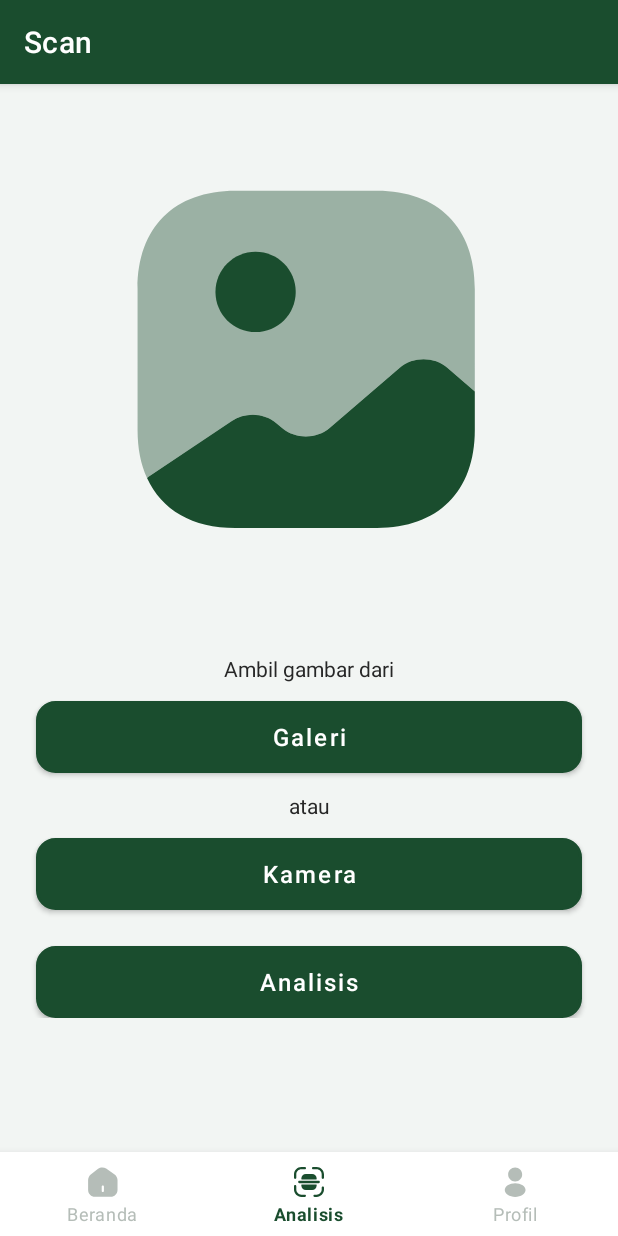
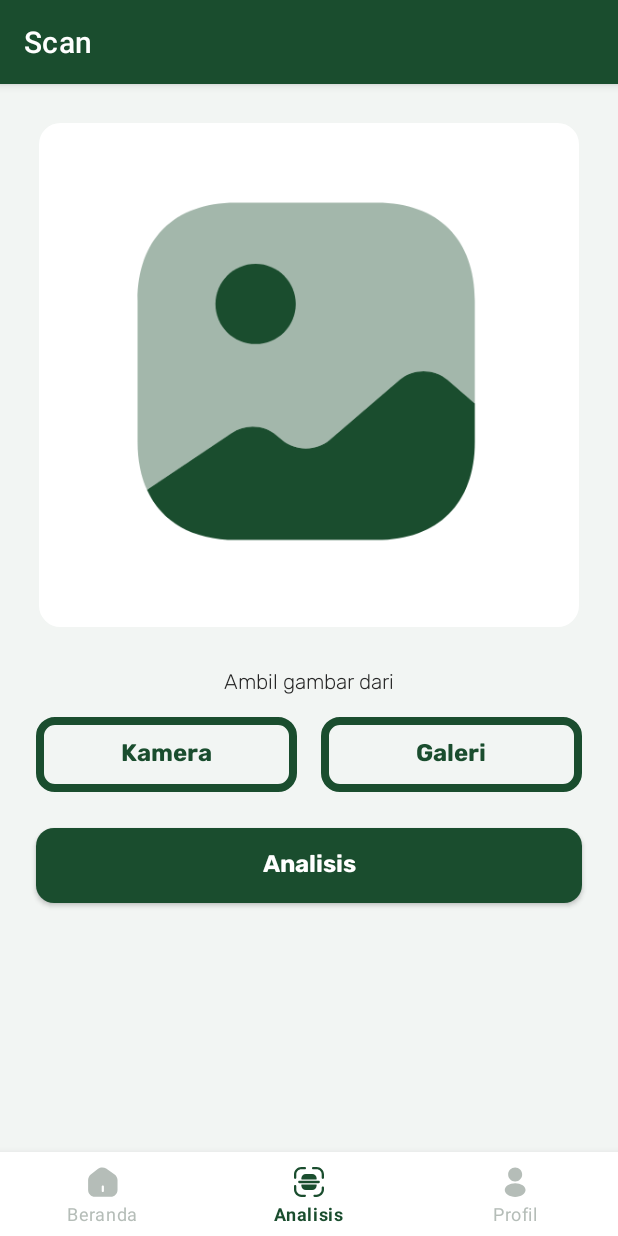
Before and after one commit to Tanamify/MD-Tanamify, an Android app: the ScanFragment screen opened through its navigation route, on a phone screen of 412 x 824 dp. Run offline under Robolectric (Android 15) with nearby library versions, the phone set to English and light mode, and no system bars; our stand-ins replace Room's generated code, navigation-ui; libraries missing offline, so code that uses them is left out: com.yalantis.ucrop, org.tensorflow.lite.

Commit message:
fix: layout

```diff
--- a/app/src/main/java/com/bangkit/tanamify/ui/result/ResultActivity.kt
+++ b/app/src/main/java/com/bangkit/tanamify/ui/result/ResultActivity.kt
@@ -8,7 +8,6 @@ import android.util.Log
 import android.view.MenuItem
 import androidx.appcompat.app.AppCompatActivity
 import com.bangkit.tanamify.databinding.ActivityResultBinding
-import com.bangkit.tanamify.MainActivity
 
 class ResultActivity : AppCompatActivity() {
     private lateinit var binding: ActivityResultBinding
--- a/app/src/main/java/com/bangkit/tanamify/utils/HistoryAdapter.kt
+++ b/app/src/main/java/com/bangkit/tanamify/utils/HistoryAdapter.kt
@@ -1,6 +1,7 @@
 package com.bangkit.tanamify.utils
 
 import android.content.Intent
+import android.net.Uri
 import android.view.LayoutInflater
 import android.view.ViewGroup
 import androidx.recyclerview.widget.DiffUtil
@@ -25,6 +26,8 @@ class HistoryAdapter: ListAdapter<HistoryEntity, HistoryAdapter.MyViewHolder>(DI
 
     class MyViewHolder(private val binding: HistoryCardBinding) : RecyclerView.ViewHolder(binding.root) {
         fun bind(history: HistoryEntity){
+            val imageUri = Uri.parse(history.uri)
+            binding.resultImage.setImageURI(imageUri)
             binding.textViewLabel.text = history.result
             binding.textViewTime.text = history.date
 
--- a/app/src/main/res/drawable/button_outline.xml
+++ b/app/src/main/res/drawable/button_outline.xml
@@ -2,5 +2,5 @@
 <shape xmlns:android="http://schemas.android.com/apk/res/android"
     android:shape="rectangle">
     <corners android:radius="10dp" />
-    <stroke android:width="10px" android:color="@color/green_primary" />
+    <stroke android:width="8px" android:color="@color/green_primary" />
 </shape>
--- /dev/null
+++ b/app/src/main/res/drawable/button_primary.xml
@@ -0,0 +1,5 @@
+<?xml version="1.0" encoding="utf-8"?>
+<shape xmlns:android="http://schemas.android.com/apk/res/android">
+    <solid android:color="@color/green_primary" />
+    <corners android:radius="12dp" />
+</shape>
--- a/app/src/main/res/drawable/ic_gallery_foreground.xml
+++ b/app/src/main/res/drawable/ic_gallery_foreground.xml
@@ -1,6 +1,6 @@
 <vector xmlns:android="http://schemas.android.com/apk/res/android"
-    android:width="108dp"
-    android:height="108dp"
+    android:width="32dp"
+    android:height="32dp"
     android:viewportWidth="49"
     android:viewportHeight="49">
   <group android:scaleX="0.81"
--- a/app/src/main/res/layout/activity_login.xml
+++ b/app/src/main/res/layout/activity_login.xml
@@ -37,6 +37,7 @@
         android:layout_marginTop="40dp"
         android:fontFamily="@font/rubik"
         android:text="@string/name"
+        android:textColor="@color/black"
         app:layout_constraintStart_toStartOf="parent"
         app:layout_constraintTop_toBottomOf="@id/tv_login_greeting" />
 
@@ -63,6 +64,7 @@
         android:layout_marginTop="12dp"
         android:fontFamily="@font/rubik"
         android:text="@string/password"
+        android:textColor="@color/black"
         app:layout_constraintStart_toStartOf="parent"
         app:layout_constraintTop_toBottomOf="@id/tv_input_name" />
 
--- a/app/src/main/res/layout/fragment_home.xml
+++ b/app/src/main/res/layout/fragment_home.xml
@@ -12,6 +12,7 @@
         android:layout_width="match_parent"
         android:layout_height="200dp"
         android:scaleType="fitXY"
+        android:background="@color/green_primary"
         android:src="@drawable/bg_hero"/>
 
     <TextView
@@ -21,9 +22,10 @@
         android:layout_marginTop="24dp"
         android:layout_marginHorizontal="24dp"
         android:text="@string/history"
-        android:textSize="24sp"
+        android:textSize="20sp"
         android:textStyle="bold"
         android:textColor="@color/black"
+        android:fontFamily="@font/rubik_bold"
         app:layout_constraintStart_toStartOf="parent"
         app:layout_constraintTop_toBottomOf="@+id/ivHero" />
 
--- a/app/src/main/res/layout/fragment_scan.xml
+++ b/app/src/main/res/layout/fragment_scan.xml
@@ -11,90 +11,80 @@
         android:layout_width="match_parent"
         android:layout_height="wrap_content">
 
-        <ImageView
+        <LinearLayout
+            android:layout_width="match_parent"
+            android:layout_height="wrap_content"
+            android:gravity="center"
+            android:orientation="vertical">
+
+            <com.google.android.material.imageview.ShapeableImageView
                 android:id="@+id/imageView"
                 android:layout_width="match_parent"
                 android:layout_height="340dp"
-            android:layout_marginHorizontal="24dp"
-            android:layout_marginTop="16dp"
-            android:src="@drawable/ic_gallery_foreground"
-            app:layout_constraintEnd_toEndOf="parent"
-            app:layout_constraintStart_toStartOf="parent"
-            app:layout_constraintTop_toTopOf="parent" />
+                android:layout_margin="24dp"
+                app:shapeAppearanceOverlay="@style/RoundedCornerImageView"
+                android:background="@drawable/card_rounded"
+                app:srcCompat="@drawable/ic_gallery_foreground" />
 
             <TextView
                 android:id="@+id/tv_take_picture"
                 android:layout_width="wrap_content"
                 android:layout_height="wrap_content"
-            android:layout_marginTop="24dp"
+                android:layout_marginBottom="12dp"
                 android:text="Ambil gambar dari"
                 android:textColor="@color/black"
+                android:fontFamily="@font/rubik"
                 app:layout_constraintEnd_toEndOf="parent"
                 app:layout_constraintStart_toStartOf="parent"
                 app:layout_constraintTop_toBottomOf="@+id/imageView" />
 
-        <Button
-            android:id="@+id/btn_gallery"
+            <LinearLayout
                 android:layout_width="match_parent"
                 android:layout_height="wrap_content"
-            android:layout_marginStart="24dp"
-            android:layout_marginTop="12dp"
-            android:layout_marginEnd="24dp"
+                android:layout_marginHorizontal="24dp"
+                android:orientation="horizontal">
+
+                <androidx.appcompat.widget.AppCompatButton
+                    android:id="@+id/btn_camera"
+                    android:layout_width="0dp"
+                    android:layout_height="50dp"
+                    android:layout_marginEnd="8dp"
+                    android:layout_weight="1"
+                    android:background="@drawable/button_outline"
+                    android:fontFamily="@font/rubik_bold"
+                    android:text="Kamera"
+                    android:textAllCaps="false"
+                    android:textColor="@color/green_primary"
+                    android:textSize="16sp" />
+
+                <androidx.appcompat.widget.AppCompatButton
+                    android:id="@+id/btn_gallery"
+                    android:layout_width="0dp"
+                    android:layout_height="50dp"
+                    android:layout_marginStart="8dp"
+                    android:layout_weight="1"
+                    android:background="@drawable/button_outline"
+                    android:fontFamily="@font/rubik_bold"
                     android:text="Galeri"
-            android:textAlignment="center"
+                    android:textAllCaps="false"
+                    android:textColor="@color/green_primary"
+                    android:textSize="16sp" />
+
+            </LinearLayout>
+
+            <androidx.appcompat.widget.AppCompatButton
+                android:id="@+id/btn_analyze"
+                android:layout_width="match_parent"
+                android:layout_height="50dp"
+                android:layout_margin="24dp"
+                android:background="@drawable/button_primary"
+                android:fontFamily="@font/rubik_bold"
+                android:text="Analisis"
                 android:textAllCaps="false"
                 android:textColor="@color/white"
-            android:textSize="16sp"
-            android:background="@drawable/button_secondary"
-            app:layout_constraintEnd_toEndOf="parent"
-            app:layout_constraintStart_toStartOf="parent"
-            app:layout_constraintTop_toBottomOf="@+id/tv_take_picture" />
+                android:textSize="16sp" />
 
-        <TextView
-            android:id="@+id/tv_or"
-            android:layout_width="wrap_content"
-            android:layout_height="wrap_content"
-            android:layout_marginTop="12dp"
-            android:text="atau"
-            android:textColor="@color/black"
-            app:layout_constraintEnd_toEndOf="parent"
-            app:layout_constraintStart_toStartOf="parent"
-            app:layout_constraintTop_toBottomOf="@+id/btn_gallery" />
-
-        <Button
-            android:id="@+id/btn_camera"
-            android:layout_width="match_parent"
-            android:layout_height="wrap_content"
-            android:layout_marginStart="24dp"
-            android:layout_marginTop="12dp"
-            android:layout_marginEnd="24dp"
-            android:text="Kamera"
-            android:textAlignment="center"
-            android:textAllCaps="false"
-            android:textColor="@color/white"
-            android:textSize="16sp"
-            android:background="@drawable/button_secondary"
-            app:layout_constraintEnd_toEndOf="parent"
-            app:layout_constraintStart_toStartOf="parent"
-            app:layout_constraintTop_toBottomOf="@+id/tv_or" />
-
-        <Button
-            android:id="@+id/btn_analyze"
-            android:layout_width="match_parent"
-            android:layout_height="wrap_content"
-            android:layout_marginStart="24dp"
-            android:layout_marginTop="24dp"
-            android:layout_marginEnd="24dp"
-            android:layout_marginBottom="60dp"
-            android:text="Analisis"
-            android:textAlignment="center"
-            android:textAllCaps="false"
-            android:textColor="@color/white"
-            android:textSize="16sp"
-            android:background="@drawable/button_secondary"
-            app:layout_constraintEnd_toEndOf="parent"
-            app:layout_constraintStart_toStartOf="parent"
-            app:layout_constraintTop_toBottomOf="@+id/btn_camera" />
+        </LinearLayout>
 
     </androidx.constraintlayout.widget.ConstraintLayout>
 </ScrollView>
--- a/app/src/main/res/values-night/themes.xml
+++ b/app/src/main/res/values-night/themes.xml
@@ -15,4 +15,14 @@
     <style name="ActionBar" parent="Widget.AppCompat.ActionBar">
         <item name="android:background">@color/green_primary</item>
     </style>
+
+    <style name="RoundedCornerImageView" parent="">
+        <item name="cornerFamily">rounded</item>
+        <item name="cornerSize">12dp</item>
+    </style>
+
+    <style name="RoundedCornerImageViewSmall" parent="">
+        <item name="cornerFamily">rounded</item>
+        <item name="cornerSize">8dp</item>
+    </style>
 </resources>
--- a/app/src/main/res/values/colors.xml
+++ b/app/src/main/res/values/colors.xml
@@ -5,6 +5,7 @@
     <color name="bone_white">#F2F5F3</color>
     <color name="gray">#B5BDB8</color>
     <color name="dark_gray">#868C99</color>
+    <color name="red">#9E2323</color>
 
     <color name="green_primary">#1A4D2E</color>
     <color name="green_secondary">#B0D145</color>
--- a/app/src/main/res/values/themes.xml
+++ b/app/src/main/res/values/themes.xml
@@ -10,4 +10,14 @@
         <item name="android:statusBarColor">@color/green_primary</item>
         <!-- Customize your theme here. -->
     </style>
+
+    <style name="RoundedCornerImageView" parent="">
+        <item name="cornerFamily">rounded</item>
+        <item name="cornerSize">12dp</item>
+    </style>
+
+    <style name="RoundedCornerImageViewSmall" parent="">
+        <item name="cornerFamily">rounded</item>
+        <item name="cornerSize">8dp</item>
+    </style>
 </resources>
```
Also changed, not shown: app/src/main/java/com/bangkit/tanamify/ui/home/HomeFragment.kt (+0 -9 lines), app/src/main/res/layout/activity_result.xml (+13 -8 lines), app/src/main/res/layout/app_bar.xml (deleted, +0 -24 lines), app/src/main/res/layout/fragment_profile.xml (+28 -12 lines), app/src/main/res/layout/history_card.xml (+19 -29 lines), 1 other file. Lines whose indentation alone changed are shown as unchanged.
